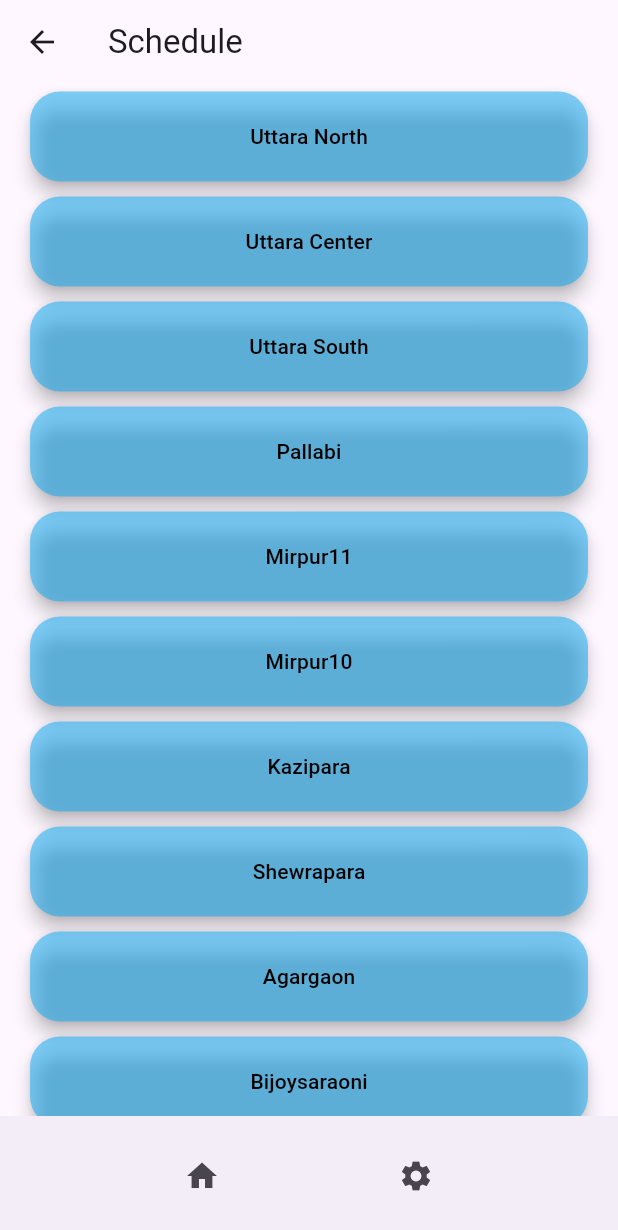
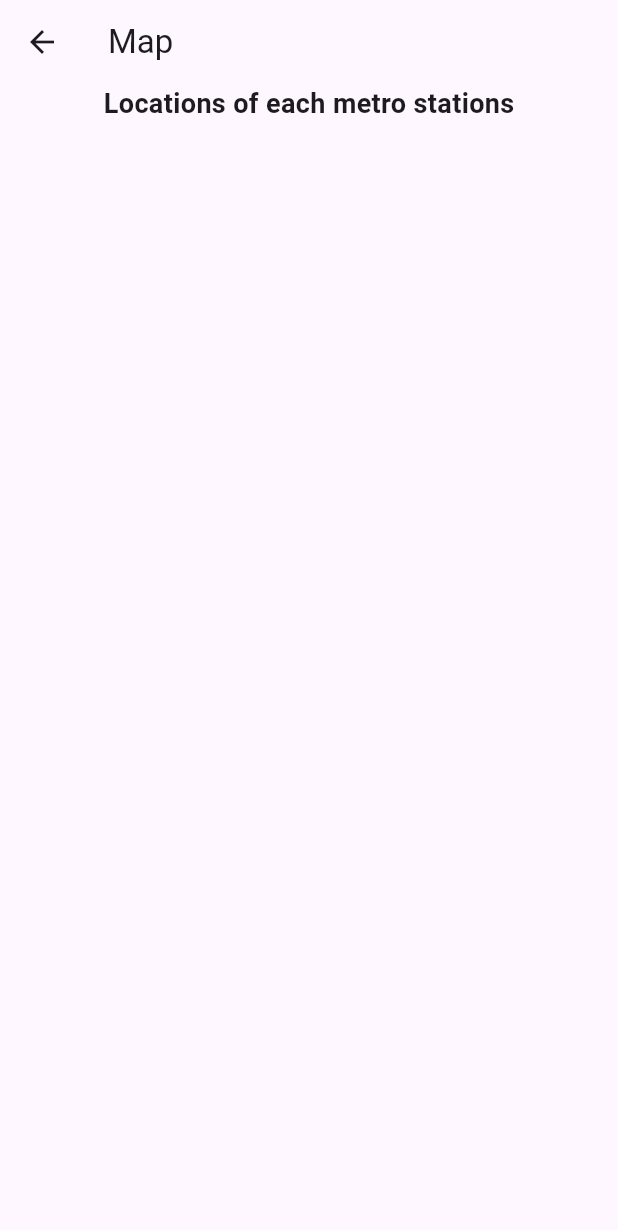
Before and after one commit to rijwan-uddin/design_metrorail, a Flutter app: the screen it shows after launch, after a tap on "Map", on a phone screen of 412 x 824 dp. Shown: the top 1230 px of the screen. Run offline on Flutter 3.47's test engine with Material 3 defaults, Android fonts, the phone set to English and light mode, and no system bars; our stand-ins replace barcode_widget, carousel_slider, flutter_typeahead, image_picker; missing offline and left inert: flutter_downloader.

Commit message:
Map added

```diff
--- a/lib/main.dart
+++ b/lib/main.dart
@@ -1,5 +1,5 @@
 import 'package:flutter_typeahead/flutter_typeahead.dart';
-
+import 'map.dart';
 import 'package:flutter/material.dart';
 import 'package:carousel_slider/carousel_slider.dart';
 import 'TicPrice.dart';
@@ -166,7 +166,7 @@ class MenuButtons extends StatelessWidget {
             mainAxisAlignment: MainAxisAlignment.spaceEvenly,
             children: [
               MenuItem(title: 'Details', imagePath: 'asset/det.jpg', page: HomePage()),
-              MenuItem(title: 'Map', imagePath: 'asset/map.png', page: Schedule()),
+              MenuItem(title: 'Map', imagePath: 'asset/map.png', page: Map()),
               MenuItem(title: 'Ticket Price', imagePath: 'asset/mrt3.png', page: TicketPrice()),
             ],
           ),
@@ -348,7 +348,7 @@ class features extends StatelessWidget {
             mainAxisAlignment: MainAxisAlignment.spaceEvenly,
             children: [
               MenuItem(title: 'Details', imagePath: 'asset/mrt1.png', page: HomePage()),
-              MenuItem(title: 'Map', imagePath: 'asset/mrt6.png', page: Schedule()),
+              MenuItem(title: 'Map', imagePath: 'asset/mrt6.png', page: Map()),
               MenuItem(title: 'Ticket Price', imagePath: 'asset/mrt3.png', page: TicketPrice()),
             ],
           ),
--- /dev/null
+++ b/lib/map.dart
@@ -0,0 +1,31 @@
+import 'package:flutter/material.dart';
+
+class Map extends StatelessWidget {
+  const Map({super.key});
+
+  @override
+  Widget build(BuildContext context) {
+    return Scaffold(
+      appBar: AppBar(
+        title: const Text('Map'),
+      ),
+
+      body: const Column(
+        children: [
+          Center(
+            child: Text(
+              'Locations of each metro stations',
+              textAlign: TextAlign.justify,
+              style: TextStyle(
+                fontSize: 18,
+                fontWeight: FontWeight.bold
+
+              ),
+
+            ),
+          )
+        ],
+      ),
+    );
+  }
+}
```
